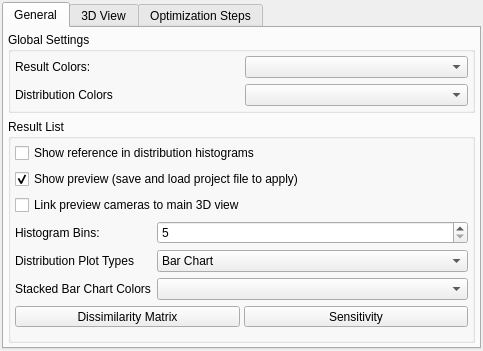
This is modules/FiAKEr/FiAKErSettings.ui in 3dct/open_iA as Qt 5 draws it before an edit. The edited form follows.
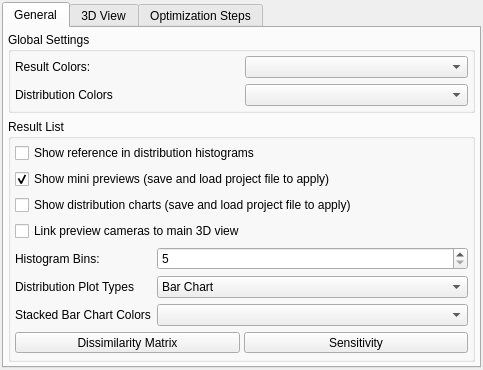
This is the edited form.

Commit message: FIAKER/Sensitivity: Add option to not show distribution charts (speed up loading / enable loading lots of results)

Patch:
```diff
--- a/modules/FiAKEr/FiAKErSettings.ui
+++ b/modules/FiAKEr/FiAKErSettings.ui
@@ -110,14 +110,27 @@
           <property name="bottomMargin">
            <number>4</number>
           </property>
-          <item row="0" column="0" colspan="2">
-           <widget class="QCheckBox" name="cbShowReferenceDistribution">
-            <property name="text">
-             <string>Show reference in distribution histograms</string>
+          <item row="7" column="1">
+           <widget class="QComboBox" name="cmbboxDistributionPlotType">
+            <property name="sizePolicy">
+             <sizepolicy hsizetype="Expanding" vsizetype="Fixed">
+              <horstretch>0</horstretch>
+              <verstretch>0</verstretch>
+             </sizepolicy>
             </property>
+            <item>
+             <property name="text">
+              <string>Bar Chart</string>
+             </property>
+            </item>
+            <item>
+             <property name="text">
+              <string>Line Graph</string>
+             </property>
+            </item>
            </widget>
           </item>
-          <item row="5" column="1">
+          <item row="6" column="1">
            <widget class="QSpinBox" name="sbHistogramBins">
             <property name="sizePolicy">
              <sizepolicy hsizetype="Expanding" vsizetype="Fixed">
@@ -133,91 +146,7 @@
             </property>
            </widget>
           </item>
-          <item row="5" column="0">
-           <widget class="QLabel" name="lbHistogramShow">
-            <property name="text">
-             <string>Histogram Bins:</string>
-            </property>
-           </widget>
-          </item>
-          <item row="6" column="0">
-           <widget class="QLabel" name="lbDistributionPlotType">
-            <property name="text">
-             <string>Distribution Plot Types</string>
-            </property>
-           </widget>
-          </item>
-          <item row="7" column="1">
-           <widget class="QComboBox" name="cmbboxStackedBarChartColors">
-            <property name="sizePolicy">
-             <sizepolicy hsizetype="Expanding" vsizetype="Fixed">
-              <horstretch>0</horstretch>
-              <verstretch>0</verstretch>
-             </sizepolicy>
-            </property>
-           </widget>
-          </item>
-          <item row="4" column="0" colspan="2">
-           <widget class="QCheckBox" name="cbLinkPreviews">
-            <property name="text">
-             <string>Link preview cameras to main 3D view</string>
-            </property>
-           </widget>
-          </item>
-          <item row="6" column="1">
-           <widget class="QComboBox" name="cmbboxDistributionPlotType">
-            <property name="sizePolicy">
-             <sizepolicy hsizetype="Expanding" vsizetype="Fixed">
-              <horstretch>0</horstretch>
-              <verstretch>0</verstretch>
-             </sizepolicy>
-            </property>
-            <item>
-             <property name="text">
-              <string>Bar Chart</string>
-             </property>
-            </item>
-            <item>
-             <property name="text">
-              <string>Line Graph</string>
-             </property>
-            </item>
-           </widget>
-          </item>
-          <item row="10" column="0" colspan="2">
-           <spacer name="verticalSpacer_2">
-            <property name="orientation">
-             <enum>Qt::Vertical</enum>
-            </property>
-            <property name="sizeHint" stdset="0">
-             <size>
-              <width>20</width>
-              <height>40</height>
-             </size>
-            </property>
-           </spacer>
-          </item>
-          <item row="7" column="0">
-           <widget class="QLabel" name="lbStackedBarColors">
-            <property name="text">
-             <string>Stacked Bar Chart Colors</string>
-            </property>
-           </widget>
-          </item>
-          <item row="3" column="0" colspan="2">
-           <widget class="QCheckBox" name="cbShowPreviews">
-            <property name="enabled">
-             <bool>true</bool>
-            </property>
-            <property name="text">
-             <string>Show preview (save and load project file to apply)</string>
-            </property>
-            <property name="checked">
-             <bool>true</bool>
-            </property>
-           </widget>
-          </item>
-          <item row="8" column="0" colspan="2">
+          <item row="9" column="0" colspan="2">
            <widget class="QWidget" name="widget" native="true">
             <layout class="QHBoxLayout" name="buttonLayout">
              <property name="spacing">
@@ -264,6 +193,84 @@
             </layout>
            </widget>
           </item>
+          <item row="0" column="0" colspan="2">
+           <widget class="QCheckBox" name="cbShowReferenceDistribution">
+            <property name="text">
+             <string>Show reference in distribution histograms</string>
+            </property>
+           </widget>
+          </item>
+          <item row="3" column="0" colspan="2">
+           <widget class="QCheckBox" name="cbShowPreviews">
+            <property name="enabled">
+             <bool>true</bool>
+            </property>
+            <property name="text">
+             <string>Show mini previews (save and load project file to apply)</string>
+            </property>
+            <property name="checked">
+             <bool>true</bool>
+            </property>
+           </widget>
+          </item>
+          <item row="8" column="1">
+           <widget class="QComboBox" name="cmbboxStackedBarChartColors">
+            <property name="sizePolicy">
+             <sizepolicy hsizetype="Expanding" vsizetype="Fixed">
+              <horstretch>0</horstretch>
+              <verstretch>0</verstretch>
+             </sizepolicy>
+            </property>
+           </widget>
+          </item>
+          <item row="8" column="0">
+           <widget class="QLabel" name="lbStackedBarColors">
+            <property name="text">
+             <string>Stacked Bar Chart Colors</string>
+            </property>
+           </widget>
+          </item>
+          <item row="7" column="0">
+           <widget class="QLabel" name="lbDistributionPlotType">
+            <property name="text">
+             <string>Distribution Plot Types</string>
+            </property>
+           </widget>
+          </item>
+          <item row="11" column="0" colspan="2">
+           <spacer name="verticalSpacer_2">
+            <property name="orientation">
+             <enum>Qt::Vertical</enum>
+            </property>
+            <property name="sizeHint" stdset="0">
+             <size>
+              <width>20</width>
+              <height>40</height>
+             </size>
+            </property>
+           </spacer>
+          </item>
+          <item row="6" column="0">
+           <widget class="QLabel" name="lbHistogramShow">
+            <property name="text">
+             <string>Histogram Bins:</string>
+            </property>
+           </widget>
+          </item>
+          <item row="5" column="0" colspan="2">
+           <widget class="QCheckBox" name="cbLinkPreviews">
+            <property name="text">
+             <string>Link preview cameras to main 3D view</string>
+            </property>
+           </widget>
+          </item>
+          <item row="4" column="0" colspan="2">
+           <widget class="QCheckBox" name="cbShowCharts">
+            <property name="text">
+             <string>Show distribution charts (save and load project file to apply)</string>
+            </property>
+           </widget>
+          </item>
          </layout>
         </widget>
        </item>
```
Left out of the diff: 4 changed lines with no effect on the pictures. The commit also changes 4 other files.
